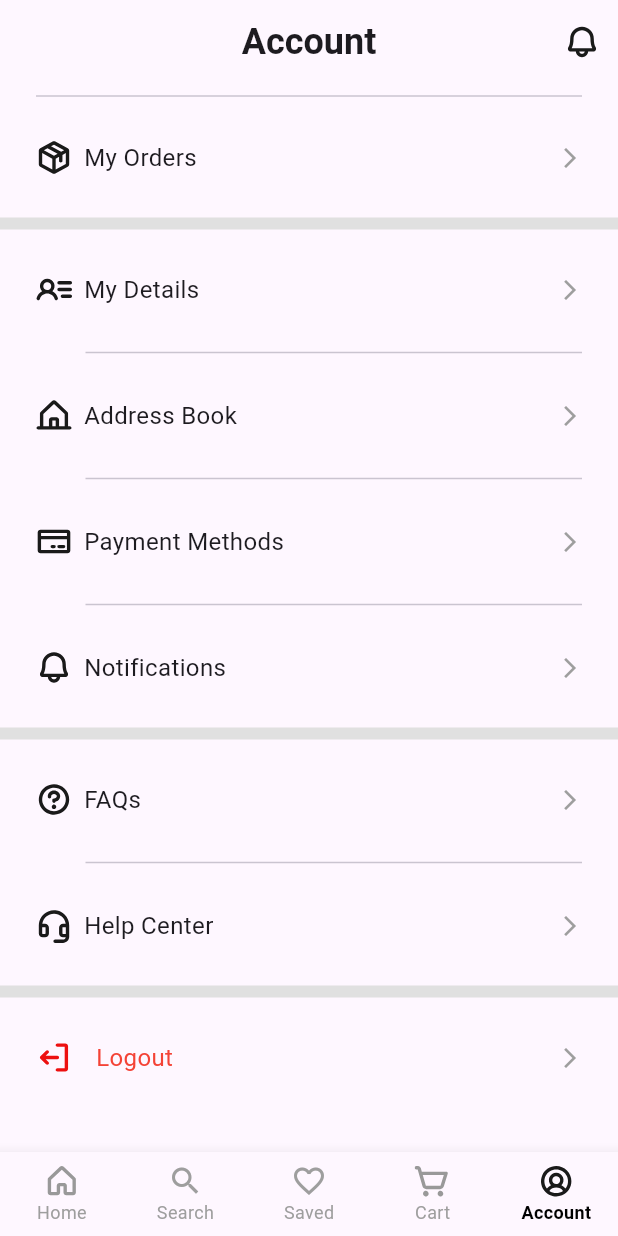
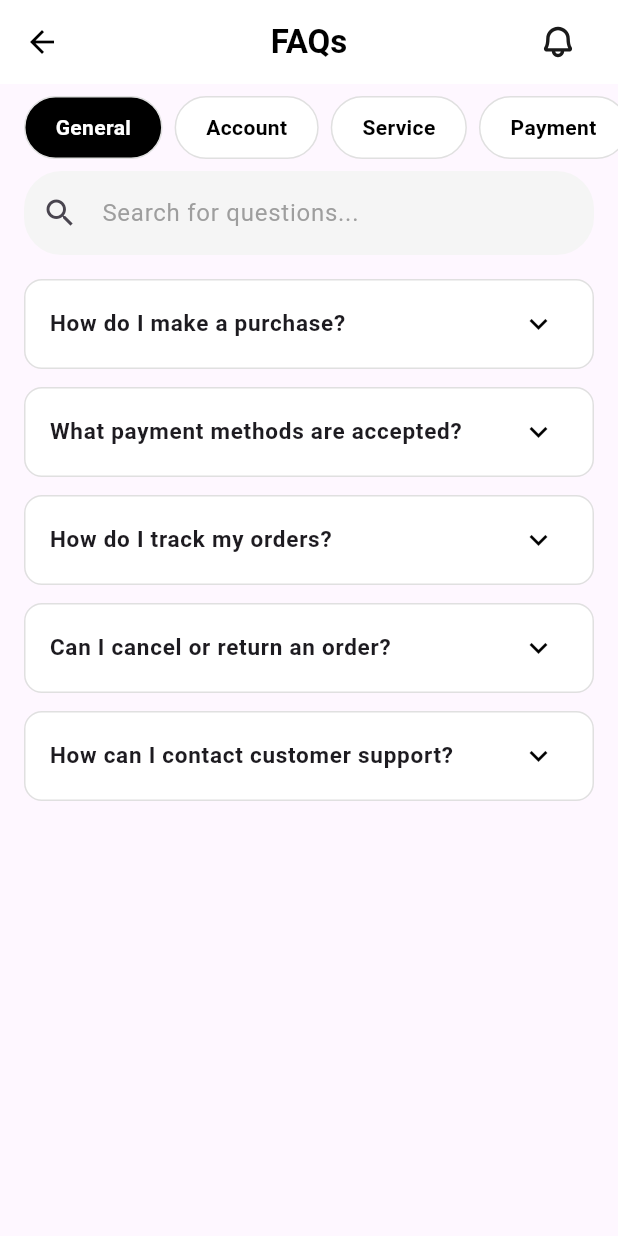
Before and after one commit to Shoxrux5101/store_app, a Flutter app: the screen it shows after launch, item 5 of the bottom bar chosen, after a tap on "FAQs", on a phone screen of 412 x 824 dp. Run offline on Flutter 3.47's test engine with Material 3 defaults, Android fonts, the phone set to English and light mode, and no system bars; our stand-ins replace bloc, dio, equatable, firebase_core, firebase_messaging, flutter_bloc and 6 more; missing offline and left inert: yandex_mapkit; accounts and stored records are empty; network calls fail.

Commit message:
FAQs qo'shildi

```diff
--- a/lib/core/dependencies.dart
+++ b/lib/core/dependencies.dart
@@ -15,6 +15,8 @@ import 'package:store_app/features/address/managers/address_event.dart';
 import 'package:store_app/features/address/managers/address_state.dart';
 import 'package:store_app/features/card/managers/card_bloc.dart';
 import 'package:store_app/features/card/managers/card_event.dart';
+import 'package:store_app/features/chat/managers/chat_bloc.dart';
+import 'package:store_app/features/chat/page/chat_page.dart';
 import 'package:store_app/features/home/managers/category_cubit.dart';
 import 'package:store_app/features/home/managers/product_cubit.dart';
 import 'package:store_app/features/my_details/manager/my_detail_bloc.dart';
@@ -182,5 +184,9 @@ final dependencies = <SingleChildWidget>[
       context.read<AddressRepository>(),
     )..add(LoadAddresses()),
   ),
+  BlocProvider(
+    create: (context) => ChatBloc(),
+    child: ChatPage(),
+  ),
 
 ];
--- a/lib/core/network/api_client.dart
+++ b/lib/core/network/api_client.dart
@@ -6,7 +6,7 @@ class ApiClient {
   ApiClient({required this.interceptor}){
     _dio = Dio(
       BaseOptions(
-        baseUrl: "http://192.168.0.110:8888/api/v1",
+        baseUrl: "http://192.168.9.90:8888/api/v1",
         connectTimeout: Duration(seconds: 5),
         receiveTimeout: Duration(seconds: 5),
         validateStatus: (status) => true,
--- a/lib/core/routes/router.dart
+++ b/lib/core/routes/router.dart
@@ -19,6 +19,7 @@ import '../../features/sign_up/pages/sign_up.dart';
 class AppRouter {
   static final GoRouter router = GoRouter(
     initialLocation: Routes.homePage,
+    // redirect: (){}, //kerakli funksiyalar uchun
     routes: [
       GoRoute(
         path: Routes.splash,
@@ -76,6 +77,7 @@ class AppRouter {
       ),
       GoRoute(
         path: Routes.accountPage,
+        name: "/account",
         builder: (context, state) {
           return AccountPage();
         },
--- /dev/null
+++ b/lib/features/account/faq/model/faq_model.dart
@@ -0,0 +1,6 @@
+class FAQModel {
+  final String question;
+  final String answer;
+
+  FAQModel({required this.question, required this.answer});
+}
--- /dev/null
+++ b/lib/features/account/faq/page/f_a_qs.dart
@@ -0,0 +1,107 @@
+import 'package:flutter/material.dart';
+import 'package:flutter_svg/flutter_svg.dart';
+import '../model/faq_model.dart';
+import '../widgets/faq_category_tabs.dart';
+import '../widgets/faq_search_bar.dart';
+import '../widgets/faq_item.dart';
+
+class FAQsPage extends StatefulWidget {
+  const FAQsPage({super.key});
+
+  @override
+  State<FAQsPage> createState() => _FAQsPageState();
+}
+
+class _FAQsPageState extends State<FAQsPage> {
+  int selectedCategory = 0;
+  int expandedIndex = -1;
+
+  List<String> categories = ["General", "Account", "Service", "Payment"];
+
+  List<FAQModel> faqs = [
+    FAQModel(
+      question: "How do I make a purchase?",
+      answer:
+      "When you find a product you want to purchase, tap on it to view the product details...",
+    ),
+    FAQModel(
+      question: "What payment methods are accepted?",
+      answer:
+      "We accept major credit/debit cards, PayPal, and other payment methods.",
+    ),
+    FAQModel(
+      question: "How do I track my orders?",
+      answer: "Go to 'My Orders' to see order status and tracking info.",
+    ),
+    FAQModel(
+      question: "Can I cancel or return an order?",
+      answer:
+      "Yes, depending on our policy. See 'Returns & Refunds' for details.",
+    ),
+    FAQModel(
+      question: "How can I contact customer support?",
+      answer:
+      "You can contact support through the Help Center or Contact Us page.",
+    ),
+  ];
+
+  @override
+  Widget build(BuildContext context) {
+    return Scaffold(
+      appBar: AppBar(
+        leading: BackButton(color: Colors.black),
+        title: Text(
+          "FAQs",
+          style: TextStyle(color: Colors.black, fontWeight: FontWeight.bold),
+        ),
+        backgroundColor: Colors.white,
+        elevation: 0,
+        centerTitle: true,
+        actions: [
+          Padding(
+            padding: EdgeInsets.only(right: 16),
+            child: IconButton(
+              onPressed: () {
+                Navigator.pop(context);
+              },
+              icon: SvgPicture.asset("assets/icons/Bell.svg"),
+            ),
+          ),
+        ],
+      ),
+      body: Column(
+        children: [
+          SizedBox(height: 8),
+          FAQCategoryTabs(
+            categories: categories,
+            selectedIndex: selectedCategory,
+            onSelect: (i) {
+              setState(() {
+                selectedCategory = i;
+              });
+            },
+          ),
+          SizedBox(height: 8),
+          FAQSearchBar(),
+          Expanded(
+            child: ListView.builder(
+              padding: EdgeInsets.all(16),
+              itemCount: faqs.length,
+              itemBuilder: (context, index) {
+                return FAQItem(
+                  faq: faqs[index],
+                  isExpanded: expandedIndex == index,
+                  onTap: () {
+                    setState(() {
+                      expandedIndex = expandedIndex == index ? -1 : index;
+                    });
+                  },
+                );
+              },
+            ),
+          ),
+        ],
+      ),
+    );
+  }
+}
--- /dev/null
+++ b/lib/features/account/faq/widgets/faq_category_tabs.dart
@@ -0,0 +1,47 @@
+import 'package:flutter/material.dart';
+
+class FAQCategoryTabs extends StatelessWidget {
+  final List<String> categories;
+  final int selectedIndex;
+  final Function(int) onSelect;
+
+  const FAQCategoryTabs({
+    super.key,
+    required this.categories,
+    required this.selectedIndex,
+    required this.onSelect,
+  });
+
+  @override
+  Widget build(BuildContext context) {
+    return SingleChildScrollView(
+      scrollDirection: Axis.horizontal,
+      padding: EdgeInsets.symmetric(horizontal: 16),
+      child: Row(
+        children: List.generate(categories.length, (index) {
+          final isSelected = selectedIndex == index;
+          return GestureDetector(
+            onTap: () => onSelect(index),
+            child: Container(
+              margin: EdgeInsets.only(right: 8),
+              padding:
+              EdgeInsets.symmetric(horizontal: 20, vertical: 10),
+              decoration: BoxDecoration(
+                color: isSelected ? Colors.black : Colors.white,
+                border: Border.all(color: Colors.grey.shade300),
+                borderRadius: BorderRadius.circular(25),
+              ),
+              child: Text(
+                categories[index],
+                style: TextStyle(
+                  color: isSelected ? Colors.white : Colors.black,
+                  fontWeight: FontWeight.w600,
+                ),
+              ),
+            ),
+          );
+        }),
+      ),
+    );
+  }
+}
--- /dev/null
+++ b/lib/features/account/faq/widgets/faq_item.dart
@@ -0,0 +1,48 @@
+import 'package:flutter/material.dart';
+
+import '../model/faq_model.dart';
+
+class FAQItem extends StatelessWidget {
+  final FAQModel faq;
+  final bool isExpanded;
+  final VoidCallback onTap;
+
+  const FAQItem({
+    super.key,
+    required this.faq,
+    required this.isExpanded,
+    required this.onTap,
+  });
+
+  @override
+  Widget build(BuildContext context) {
+    return Container(
+      margin: EdgeInsets.only(bottom: 12),
+      decoration: BoxDecoration(
+        color: Colors.white,
+        borderRadius: BorderRadius.circular(12),
+        border: Border.all(color: Colors.grey.shade300),
+      ),
+      child: ExpansionTile(
+        title: Text(
+          faq.question,
+          style: TextStyle(fontWeight: FontWeight.w600, fontSize: 15),
+        ),
+        trailing: Icon(
+          isExpanded ? Icons.keyboard_arrow_up : Icons.keyboard_arrow_down,
+          color: Colors.black,
+        ),
+        onExpansionChanged: (_) => onTap(),
+        children: [
+          Padding(
+            padding: EdgeInsets.symmetric(horizontal: 16, vertical: 8),
+            child: Text(
+              faq.answer,
+              style: TextStyle(color: Colors.black54),
+            ),
+          ),
+        ],
+      ),
+    );
+  }
+}
--- /dev/null
+++ b/lib/features/account/faq/widgets/faq_search_bar.dart
@@ -0,0 +1,25 @@
+import 'package:flutter/material.dart';
+
+class FAQSearchBar extends StatelessWidget {
+  const FAQSearchBar({super.key});
+
+  @override
+  Widget build(BuildContext context) {
+    return Padding(
+      padding: EdgeInsets.symmetric(horizontal: 16),
+      child: TextField(
+        decoration: InputDecoration(
+          prefixIcon: Icon(Icons.search),
+          hintText: "Search for questions...",
+          hintStyle: TextStyle(color: Colors.grey),
+          filled: true,
+          fillColor: Colors.grey.shade100,
+          border: OutlineInputBorder(
+            borderRadius: BorderRadius.circular(25),
+            borderSide: BorderSide.none,
+          ),
+        ),
+      ),
+    );
+  }
+}
--- a/lib/features/account/pages/account_page.dart
+++ b/lib/features/account/pages/account_page.dart
@@ -2,6 +2,7 @@ import 'package:flutter/cupertino.dart';
 import 'package:flutter/material.dart';
 import 'package:flutter_svg/flutter_svg.dart';
 import 'package:go_router/go_router.dart';
+import 'package:store_app/features/account/faq/page/f_a_qs.dart';
 import 'package:store_app/features/account/pages/my_orders.dart';
 import 'package:store_app/features/account/widgets/account_item.dart';
 import 'package:store_app/features/account/widgets/logout_dialog.dart';
@@ -148,7 +149,9 @@ class _AccountPageState extends State<AccountPage> {
                 AccountItem(
                   iconPath: "assets/icons/Question.svg",
                   title: "FAQs",
-                  onTap: () {},
+                  onTap: () {
+                    Navigator.push(context, MaterialPageRoute(builder: (context)=> FAQsPage()));
+                  },
                 ),
                 Padding(
                   padding: const EdgeInsets.only(left: 33),
```
Also changed, not shown: lib/core/authInterceptor.dart (+4 -4 lines), lib/features/chat/managers/chat_bloc.dart (+24 -1 lines), lib/features/chat/managers/chat_event.dart (+11 -0 lines), lib/features/chat/page/chat_page.dart (+35 -7 lines), lib/features/chat/widgets/chat_input_field.dart (added, +60 -0 lines).
